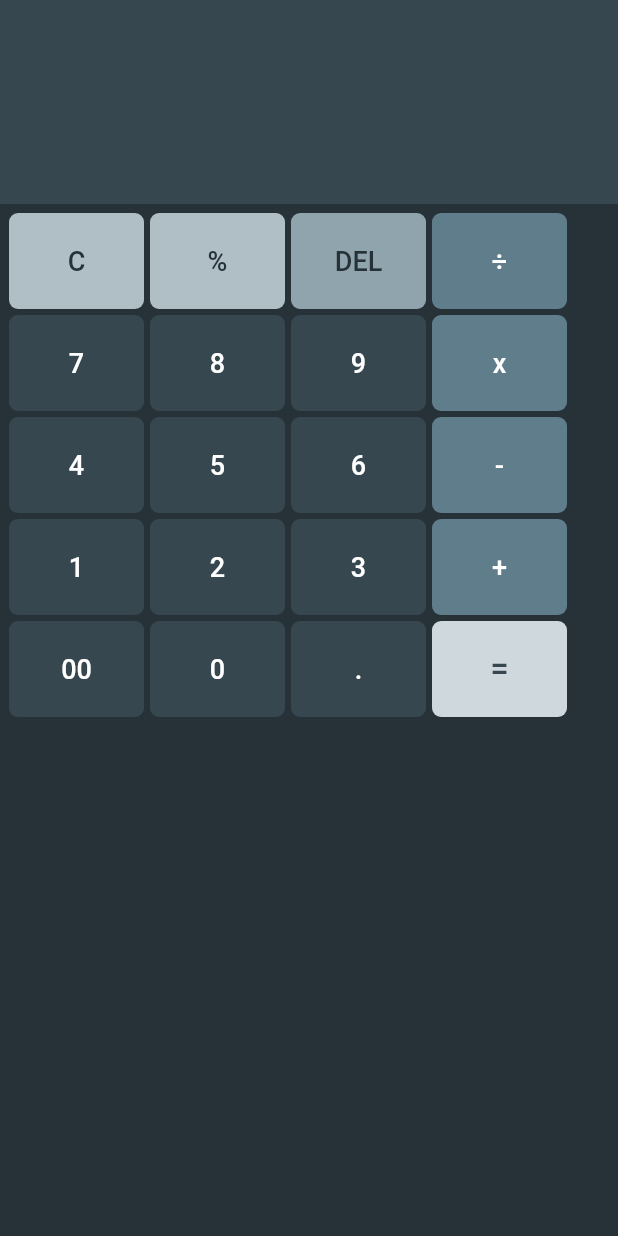
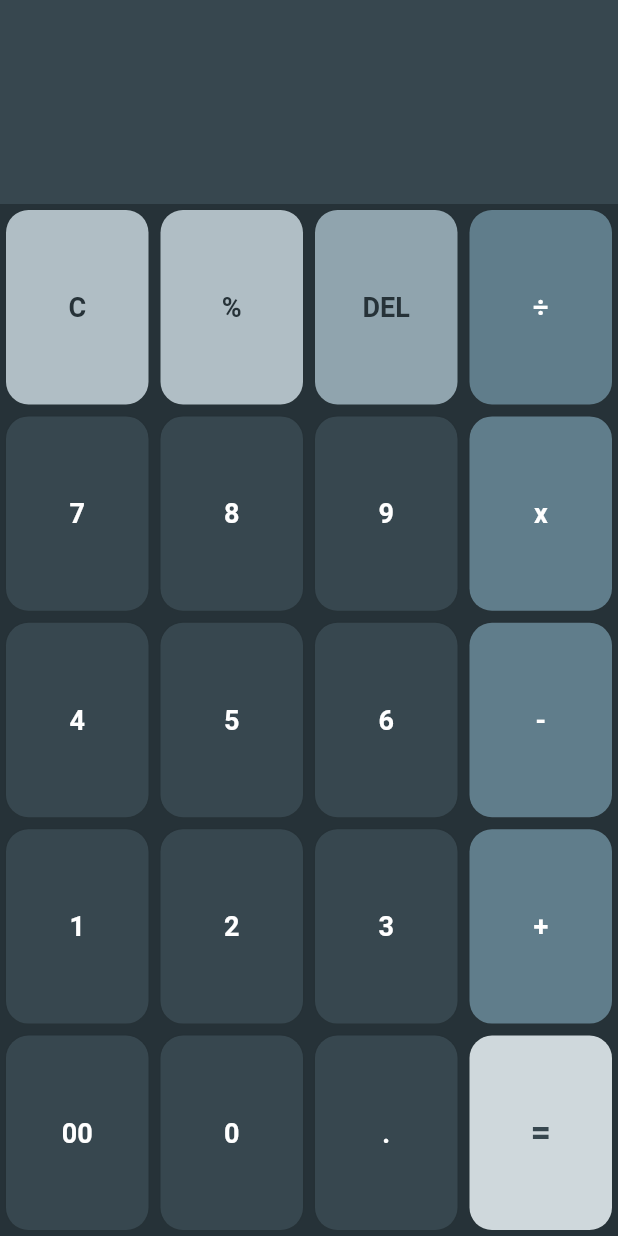
Before and after one commit to utkarsh623/Calculator_app, a Flutter app: the screen it shows after launch, on a phone screen of 412 x 824 dp. Run offline on Flutter 3.47's test engine with Material 3 defaults, Android fonts, the phone set to English and light mode, and no system bars; our stand-ins replace math_expressions.

Commit message:
Fix modulo operator % to behave correctly and update full-screen button layout

```diff
--- a/lib/main.dart
+++ b/lib/main.dart
@@ -91,17 +91,72 @@ class _CalculatorScreenState extends State<CalculatorScreen> {
 
   String _calculate(String expression) {
     try {
-      expression = expression.replaceAll('%', '/100');
       expression = expression.replaceAll('x', '*');
       expression = expression.replaceAll('÷', '/');
+
+      if (expression.contains('%')) {
+        return _evaluateModuloExpression(expression);
+      } else {
         Parser p = Parser();
         Expression exp = p.parse(expression);
         ContextModel cm = ContextModel();
         double eval = exp.evaluate(EvaluationType.REAL, cm);
         return eval.toStringAsFixed(6).replaceAll(RegExp(r'\.?0+$'), '');
+      }
     } catch (e) {
       return 'Error';
     }
+  }
+
+  String _evaluateModuloExpression(String expr) {
+    try {
+      List<String> parts = [];
+      List<String> operators = [];
+      int start = 0;
+      for (int i = 0; i < expr.length; i++) {
+        if (expr[i] == '+' || expr[i] == '-') {
+          parts.add(expr.substring(start, i));
+          operators.add(expr[i]);
+          start = i + 1;
+        }
+      }
+      parts.add(expr.substring(start));
+
+      int total = 0;
+      bool first = true;
+      for (int i = 0; i < parts.length; i++) {
+        int val = _evaluateModuloSimple(parts[i]);
+        if (first) {
+          total = val;
+          first = false;
+        } else {
+          if (operators[i - 1] == '+') total += val;
+          else if (operators[i - 1] == '-') total -= val;
+        }
+      }
+      return total.toString();
+    } catch (e) {
+      return 'Error';
+    }
+  }
+
+  int _evaluateModuloSimple(String expr) {
+    expr = expr.replaceAll('x', '*').replaceAll('÷', '/');
+    if (!expr.contains('%')) {
+      Parser p = Parser();
+      Expression exp = p.parse(expr);
+      ContextModel cm = ContextModel();
+      double val = exp.evaluate(EvaluationType.REAL, cm);
+      return val.toInt();
+    }
+    List<String> modParts = expr.split('%');
+    int left = _evaluateModuloSimple(modParts[0]);
+    for (int i = 1; i < modParts.length; i++) {
+      int right = _evaluateModuloSimple(modParts[i]);
+      if (right == 0) throw Exception('Modulo by zero');
+      left = left % right;
+    }
+    return left;
   }
 
   List<List<String>> get buttons => [
@@ -125,7 +180,6 @@ class _CalculatorScreenState extends State<CalculatorScreen> {
       body: SafeArea(
         child: Column(
           children: [
-            // Input/result area at top, fixed height
             Container(
               color: Colors.blueGrey.shade800,
               width: double.infinity,
@@ -156,9 +210,10 @@ class _CalculatorScreenState extends State<CalculatorScreen> {
                     child: Text(
                       result,
                       style: const TextStyle(
-                        fontSize: 32,
-                        color: Colors.white,
-                        fontWeight: FontWeight.normal,
+                        fontSize: 40,
+                        color: Colors.amberAccent,
+                        fontWeight: FontWeight.bold,
+                        letterSpacing: 1.5,
                       ),
                       textAlign: TextAlign.right,
                     ),
@@ -167,27 +222,14 @@ class _CalculatorScreenState extends State<CalculatorScreen> {
               ),
             ),
             Expanded(
-              child: LayoutBuilder(
-                builder: (context, constraints) {
-                  final width = constraints.maxWidth;
-                  final height = constraints.maxHeight;
-                  final buttonRows = buttons.length;
-                  final buttonCols = buttons[0].length;
-                  final spacing = 4.0;
-                  final totalSpacingY = spacing * (buttonRows + 1);
-                  final totalSpacingX = spacing * (buttonCols + 1);
-
-                  final buttonHeight = ((height - totalSpacingY) / buttonRows) * 0.85;
-                  final buttonWidth = ((width - totalSpacingX) / buttonCols) * 0.92;
-
-                  return Padding(
-                    padding: EdgeInsets.all(spacing),
               child: Column(
-                      children: List.generate(buttonRows, (i) {
-                        return Row(
-                          children: List.generate(buttonCols, (j) {
-                            final txt = buttons[i][j];
-                            Color? fg, bg;
+                children: buttons.map((row) {
+                  return Expanded(
+                    child: Row(
+                      crossAxisAlignment: CrossAxisAlignment.stretch,
+                      children: row.map((txt) {
+                        Color bg;
+                        Color fg;
                         bool big = false;
                         if (txt == 'C') {
                           bg = actionButton;
@@ -209,39 +251,34 @@ class _CalculatorScreenState extends State<CalculatorScreen> {
                           bg = numButton;
                           fg = Colors.white;
                         }
-                            return Padding(
-                              padding: EdgeInsets.symmetric(
-                                vertical: spacing / 2,
-                                horizontal: spacing / 2,
-                              ),
-                              child: SizedBox(
-                                width: buttonWidth.clamp(38.0, 90.0),
-                                height: buttonHeight.clamp(42.0, 64.0),
+
+                        return Expanded(
+                          child: Container(
+                            margin: const EdgeInsets.all(4),
                             child: ElevatedButton(
                               onPressed: () => buttonPressed(txt),
                               style: ElevatedButton.styleFrom(
-                                    backgroundColor: bg ?? numButton,
-                                    foregroundColor: fg ?? Colors.white,
-                                    elevation: 0,
+                                backgroundColor: bg,
+                                foregroundColor: fg,
+                                elevation: 2,
                                 shape: RoundedRectangleBorder(
-                                      borderRadius: BorderRadius.circular(6),
+                                  borderRadius: BorderRadius.circular(15),
                                 ),
                                 textStyle: TextStyle(
-                                      fontSize: big ? 22 : 18,
-                                      fontWeight: FontWeight.w500,
+                                  fontSize: big ? 24 : 18,
+                                  fontWeight: FontWeight.bold,
                                 ),
                                 padding: EdgeInsets.zero,
+                                shadowColor: Colors.blueGrey.shade700,
                               ),
                               child: Text(txt),
                             ),
                           ),
                         );
-                          }),
-                        );
-                      }),
+                      }).toList(),
                     ),
                   );
-                },
+                }).toList(),
               ),
             ),
           ],
```
Lines whose indentation alone changed are shown as unchanged.
